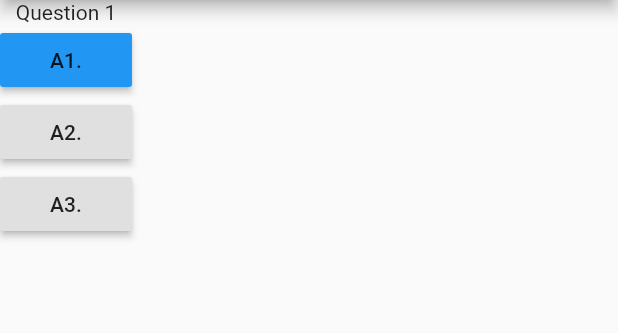
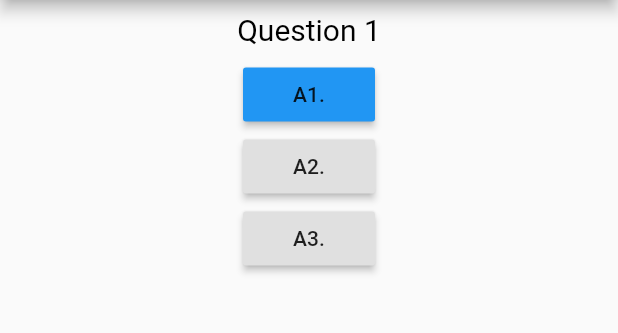
Before and after one commit to FadyFouad/flutter_quiz_app, a Flutter app: the screen it shows after launch, on a phone screen of 412 x 824 dp, the part 84-417 px from its top. Run offline on Flutter 3.47's test engine with Material 2 defaults, Android fonts, the phone set to English and light mode, and no system bars.

Commit message:
Question widget style

```diff
--- a/lib/question.dart
+++ b/lib/question.dart
@@ -1,12 +1,23 @@
 import 'package:flutter/material.dart';
 
 class Question extends StatelessWidget {
-  String questionText;
+  final String questionText;
 
   Question({this.questionText});
 
   @override
   Widget build(BuildContext context) {
-    return Text(questionText);
+    return Container(
+      margin: EdgeInsets.all(8),
+      width: double.infinity,
+      child: Text(
+        questionText,
+        style: TextStyle(
+          color: Colors.black,
+          fontSize: 20,
+        ),
+        textAlign: TextAlign.center,
+      ),
+    );
   }
 }
```
Also changed, not shown: lib/main.dart (+0 -13 lines).
